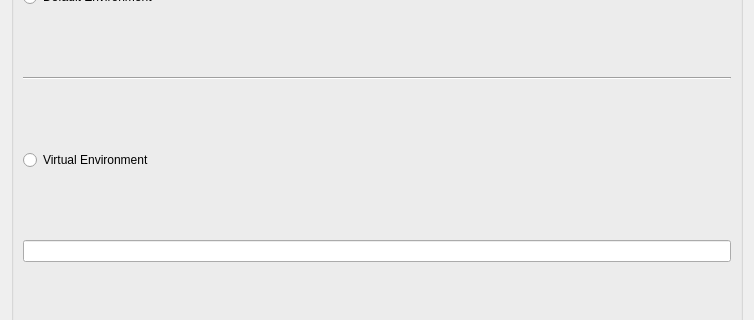
Above: ui/create_project_scene.ui from sjdingcn/GUI before the change; both pictures show x 0 to 754 and y 145 to 465 of the 754 by 554 pixel window. Below: the same form after it.
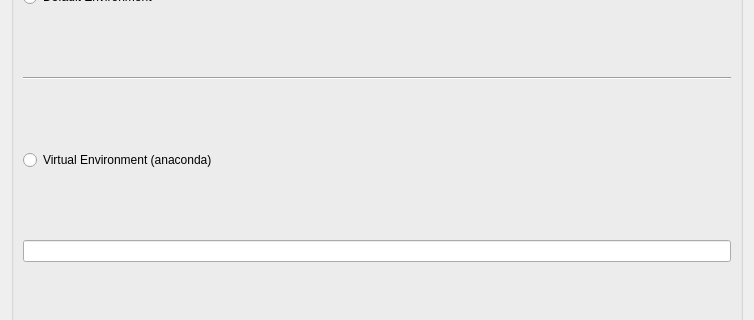
That is the form after the change.

The edit to the form file:
```diff
--- a/ui/create_project_scene.ui
+++ b/ui/create_project_scene.ui
@@ -72,7 +72,7 @@
         <item>
          <widget class="QRadioButton" name="radioButton_2">
           <property name="text">
-           <string>Virtual Environment</string>
+           <string>Virtual Environment (anaconda)</string>
           </property>
          </widget>
         </item>
```
Left out of the diff: 8 changed lines with no effect on the pictures.
